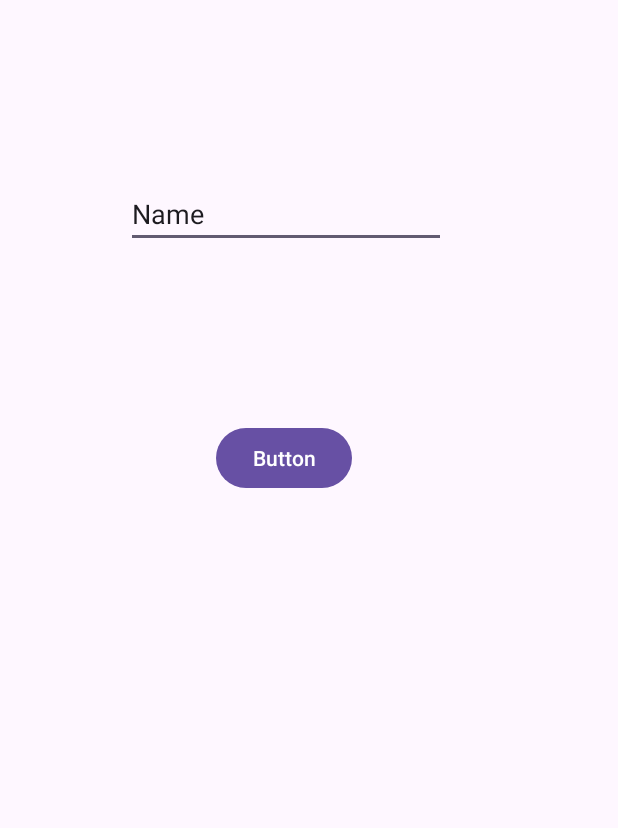
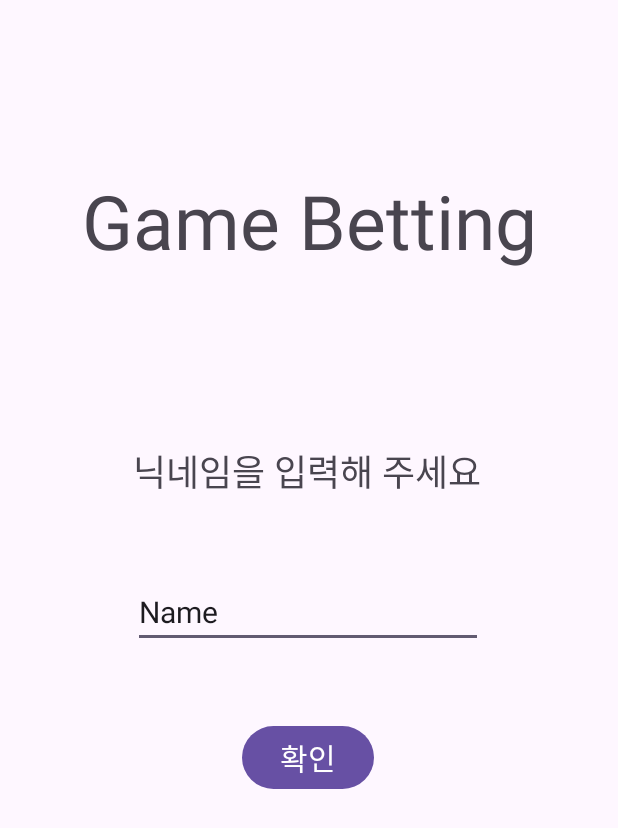
Before and after one commit to vaturn/GameBetUtiliy, an Android app: the screen it shows after launch (Name before the commit, EntryActivity after it), on a phone screen of 412 x 824 dp. Shown: the top 828 px of the screen. Run offline under Robolectric (Android 15) with nearby library versions, the phone set to English and light mode, and no system bars.

Commit message:
Add EntryActivity Layout

```diff
--- a/app/src/main/AndroidManifest.xml
+++ b/app/src/main/AndroidManifest.xml
@@ -13,7 +13,7 @@
         android:theme="@style/Theme.GameBet"
         tools:targetApi="31">
         <activity
-            android:name=".Name"
+            android:name=".Activity.EntryActivity"
             android:exported="true">
             <intent-filter>
                 <action android:name="android.intent.action.MAIN" />
@@ -22,7 +22,12 @@
             </intent-filter>
         </activity>
         <activity
-            android:name=".MainActivity"
+            android:name=".Name"
+            android:exported="true">
+
+        </activity>
+        <activity
+            android:name=".Activity.MainActivity"
             android:exported="true">
 
         </activity>
--- /dev/null
+++ b/app/src/main/java/com/example/gamebet/Activity/EntryActivity.java
@@ -0,0 +1,40 @@
+package com.example.gamebet.Activity;
+
+import android.content.Intent;
+import android.os.Bundle;
+import android.widget.Button;
+import android.widget.EditText;
+
+import androidx.activity.EdgeToEdge;
+import androidx.appcompat.app.AppCompatActivity;
+import androidx.core.graphics.Insets;
+import androidx.core.view.ViewCompat;
+import androidx.core.view.WindowInsetsCompat;
+
+import com.example.gamebet.Name;
+import com.example.gamebet.R;
+
+public class EntryActivity extends AppCompatActivity {
+    EditText et_nickname;
+    Button btn_chk_entry;
+    @Override
+    protected void onCreate(Bundle savedInstanceState) {
+        super.onCreate(savedInstanceState);
+        EdgeToEdge.enable(this);
+        setContentView(R.layout.activity_entry);
+        ViewCompat.setOnApplyWindowInsetsListener(findViewById(R.id.main), (v, insets) -> {
+            Insets systemBars = insets.getInsets(WindowInsetsCompat.Type.systemBars());
+            v.setPadding(systemBars.left, systemBars.top, systemBars.right, systemBars.bottom);
+            return insets;
+        });
+
+        et_nickname = findViewById(R.id.et_nickname);
+        btn_chk_entry = findViewById(R.id.btn_chk_entry);
+
+        btn_chk_entry.setOnClickListener(view -> {
+            Intent intent = new Intent(EntryActivity.this, MainActivity.class);
+            intent.putExtra("user_name", et_nickname.getText().toString());
+            startActivity(intent);
+        });
+    }
+}
--- a/app/src/main/java/com/example/gamebet/Name.java
+++ b/app/src/main/java/com/example/gamebet/Name.java
@@ -2,15 +2,13 @@ package com.example.gamebet;
 
 import android.content.Intent;
 import android.os.Bundle;
-import android.view.View;
 import android.widget.Button;
 import android.widget.EditText;
 
 import androidx.activity.EdgeToEdge;
 import androidx.appcompat.app.AppCompatActivity;
-import androidx.core.graphics.Insets;
-import androidx.core.view.ViewCompat;
-import androidx.core.view.WindowInsetsCompat;
+
+import com.example.gamebet.Activity.MainActivity;
 
 public class Name extends AppCompatActivity {
     Button btn;
--- /dev/null
+++ b/app/src/main/res/layout/activity_entry.xml
@@ -0,0 +1,61 @@
+<?xml version="1.0" encoding="utf-8"?>
+<androidx.constraintlayout.widget.ConstraintLayout xmlns:android="http://schemas.android.com/apk/res/android"
+    xmlns:app="http://schemas.android.com/apk/res-auto"
+    xmlns:tools="http://schemas.android.com/tools"
+    android:id="@+id/main"
+    android:layout_width="match_parent"
+    android:layout_height="match_parent"
+    tools:context=".Activity.EntryActivity">
+
+    <Button
+        android:id="@+id/btn_chk_entry"
+        android:layout_width="wrap_content"
+        android:layout_height="wrap_content"
+        android:layout_marginTop="48dp"
+        android:text="확인"
+        android:textSize="20sp"
+        app:layout_constraintEnd_toEndOf="parent"
+        app:layout_constraintHorizontal_bias="0.498"
+        app:layout_constraintStart_toStartOf="parent"
+        app:layout_constraintTop_toBottomOf="@+id/et_nickname" />
+
+    <EditText
+        android:id="@+id/et_nickname"
+        android:layout_width="wrap_content"
+        android:layout_height="wrap_content"
+        android:layout_marginTop="52dp"
+        android:ems="10"
+        android:inputType="text"
+        android:text="Name"
+        android:textSize="20sp"
+        app:layout_constraintEnd_toEndOf="parent"
+        app:layout_constraintHorizontal_bias="0.497"
+        app:layout_constraintStart_toStartOf="parent"
+        app:layout_constraintTop_toBottomOf="@+id/textView" />
+
+    <TextView
+        android:id="@+id/textView"
+        android:layout_width="wrap_content"
+        android:layout_height="wrap_content"
+        android:text="닉네임을 입력해 주세요"
+        android:textSize="24sp"
+        app:layout_constraintBottom_toBottomOf="parent"
+        app:layout_constraintEnd_toEndOf="parent"
+        app:layout_constraintHorizontal_bias="0.494"
+        app:layout_constraintStart_toStartOf="parent"
+        app:layout_constraintTop_toTopOf="parent"
+        app:layout_constraintVertical_bias="0.376" />
+
+    <TextView
+        android:id="@+id/textView3"
+        android:layout_width="wrap_content"
+        android:layout_height="wrap_content"
+        android:text="Game Betting"
+        android:textSize="50dp"
+        app:layout_constraintBottom_toBottomOf="parent"
+        app:layout_constraintEnd_toEndOf="parent"
+        app:layout_constraintStart_toStartOf="parent"
+        app:layout_constraintTop_toTopOf="parent"
+        app:layout_constraintVertical_bias="0.15" />
+
+</androidx.constraintlayout.widget.ConstraintLayout>
--- a/app/src/main/res/layout/activity_main.xml
+++ b/app/src/main/res/layout/activity_main.xml
@@ -5,7 +5,7 @@
     android:id="@+id/main"
     android:layout_width="match_parent"
     android:layout_height="match_parent"
-    tools:context=".MainActivity">
+    tools:context=".Activity.MainActivity">
 
     <Button
         android:id="@+id/btn_p"
```
Also changed, not shown: app/src/main/java/com/example/gamebet/Activity/MainActivity.java (renamed from app/src/main/java/com/example/gamebet/MainActivity.java, +2 -5 lines).
